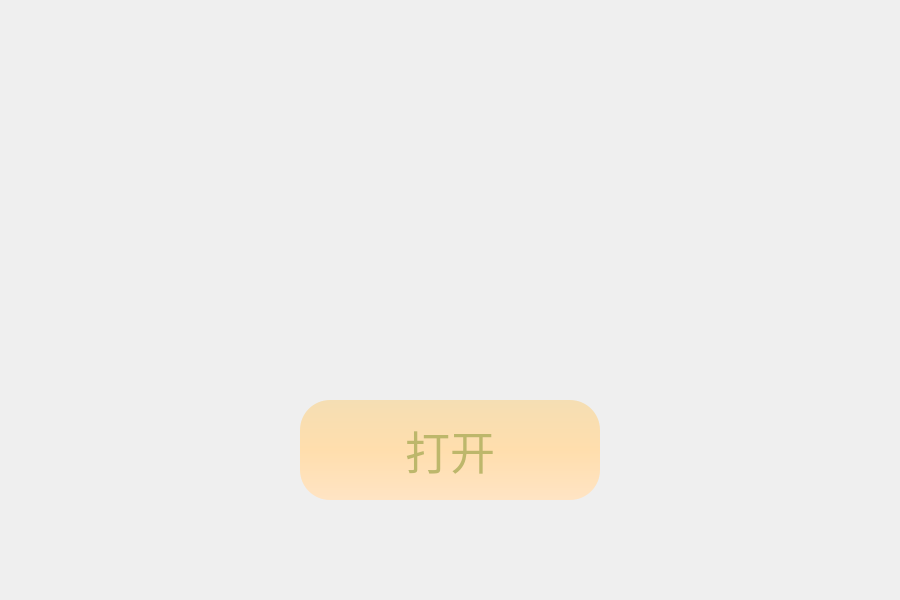
First picture: the form in interface-file/qui_login_widget.ui, repository gdboy000/QPlugs, before the edit.
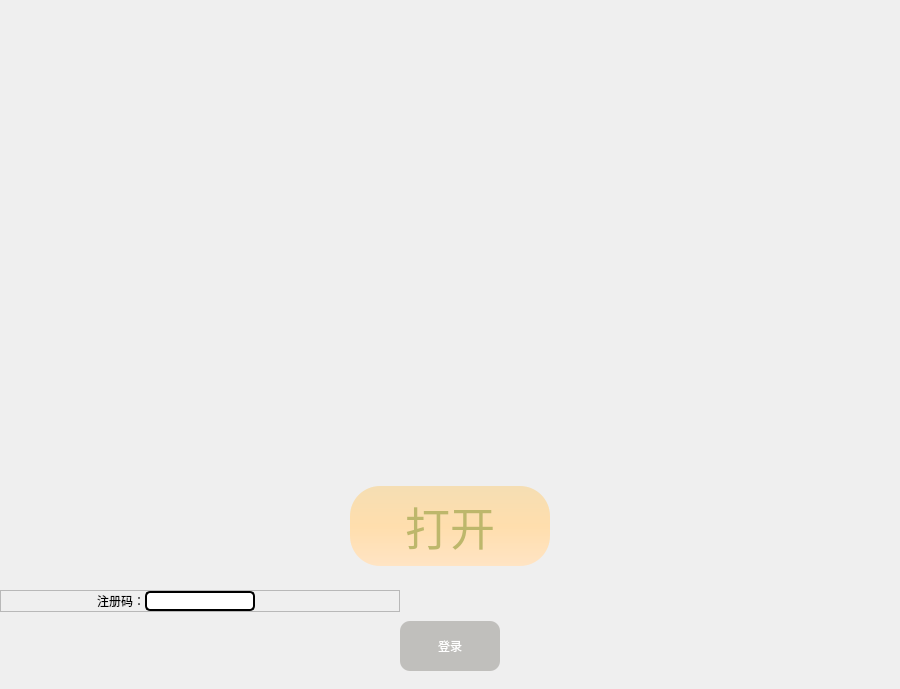
Second picture: the form after the edit. Icons and pictures are not drawn. Custom widgets are drawn as their Qt base class.

The edit to the form file:
```diff
--- a/interface-file/qui_login_widget.ui
+++ b/interface-file/qui_login_widget.ui
@@ -7,67 +7,42 @@
     <x>0</x>
     <y>0</y>
     <width>900</width>
-    <height>600</height>
+    <height>674</height>
    </rect>
   </property>
   <property name="windowTitle">
    <string>Form</string>
   </property>
-  <widget class="QPushButton" name="centerBtn">
-   <property name="geometry">
-    <rect>
-     <x>300</x>
-     <y>400</y>
-     <width>300</width>
+  <layout class="QVBoxLayout" name="verticalLayout" stretch="0,1,10">
+   <property name="spacing">
+    <number>0</number>
+   </property>
+   <property name="leftMargin">
+    <number>0</number>
+   </property>
+   <property name="topMargin">
+    <number>0</number>
+   </property>
+   <property name="rightMargin">
+    <number>0</number>
+   </property>
+   <property name="bottomMargin">
+    <number>0</number>
+   </property>
+   <item>
+    <widget class="QWidget" name="widget1" native="true">
+     <property name="sizePolicy">
+      <sizepolicy hsizetype="Expanding" vsizetype="Fixed">
+       <horstretch>0</horstretch>
+       <verstretch>0</verstretch>
+      </sizepolicy>
+     </property>
+     <property name="minimumSize">
+      <size>
+       <width>0</width>
      <height>100</height>
-    </rect>
-   </property>
-   <property name="styleSheet">
-    <string notr="true">background-color:qlineargradient(spread:pad, x1:0, y1:0, x2:0, y2:1, stop:0 #F5DEB3 ,stop:0.5 #FFDEAD ,stop:1 #FFE4C4 );
-min-width:300px;
-min-height:100px;
-border-color:black;
-border-radius:30px;
-font-size:45px;
-color:#BDB76B;</string>
-   </property>
-   <property name="text">
-    <string>打开</string>
-   </property>
-  </widget>
-  <widget class="QPushButton" name="closeBtn">
-   <property name="geometry">
-    <rect>
-     <x>850</x>
-     <y>0</y>
-     <width>50</width>
-     <height>50</height>
-    </rect>
-   </property>
-   <property name="maximumSize">
-    <size>
-     <width>50</width>
-     <height>50</height>
-    </size>
-   </property>
-   <property name="styleSheet">
-    <string notr="true">:hover{background:red  ;border:1px solid #FFFFFF;}
-:!hover{border-style:none}</string>
-   </property>
-   <property name="text">
-    <string/>
-   </property>
-   <property name="icon">
-    <iconset resource="../resource.qrc">
-     <normaloff>:/icons/resources/close.svg</normaloff>:/icons/resources/close.svg</iconset>
-   </property>
-   <property name="iconSize">
-    <size>
-     <width>25</width>
-     <height>25</height>
-    </size>
-   </property>
-  </widget>
+      </size>
+     </property>
   <widget class="QPushButton" name="settingBtn">
    <property name="geometry">
     <rect>
@@ -132,62 +107,409 @@
     </size>
    </property>
   </widget>
+     <widget class="QPushButton" name="closeBtn">
+      <property name="geometry">
+       <rect>
+        <x>850</x>
+        <y>0</y>
+        <width>50</width>
+        <height>50</height>
+       </rect>
+      </property>
+      <property name="maximumSize">
+       <size>
+        <width>50</width>
+        <height>50</height>
+       </size>
+      </property>
+      <property name="styleSheet">
+       <string notr="true">:hover{background:red  ;border:1px solid #FFFFFF;}
+:!hover{border-style:none}</string>
+      </property>
+      <property name="text">
+       <string/>
+      </property>
+      <property name="icon">
+       <iconset resource="../resource.qrc">
+        <normaloff>:/icons/resources/close.svg</normaloff>:/icons/resources/close.svg</iconset>
+      </property>
+      <property name="iconSize">
+       <size>
+        <width>25</width>
+        <height>25</height>
+       </size>
+      </property>
+     </widget>
+    </widget>
+   </item>
+   <item>
+    <widget class="QWidget" name="widget2" native="true">
+     <property name="enabled">
+      <bool>true</bool>
+     </property>
+     <layout class="QVBoxLayout" name="verticalLayout_2" stretch="1,6,1,1,1,1,1,1">
+      <property name="spacing">
+       <number>0</number>
+      </property>
+      <property name="sizeConstraint">
+       <enum>QLayout::SizeConstraint::SetDefaultConstraint</enum>
+      </property>
+      <property name="leftMargin">
+       <number>0</number>
+      </property>
+      <property name="topMargin">
+       <number>0</number>
+      </property>
+      <property name="rightMargin">
+       <number>0</number>
+      </property>
+      <property name="bottomMargin">
+       <number>0</number>
+      </property>
+      <item>
+       <spacer name="verticalSpacer_8">
+        <property name="orientation">
+         <enum>Qt::Orientation::Vertical</enum>
+        </property>
+        <property name="sizeType">
+         <enum>QSizePolicy::Policy::Fixed</enum>
+        </property>
+        <property name="sizeHint" stdset="0">
+         <size>
+          <width>20</width>
+          <height>80</height>
+         </size>
+        </property>
+       </spacer>
+      </item>
+      <item>
   <widget class="CCurveLabel" name="label">
-   <property name="geometry">
-    <rect>
-     <x>350</x>
-     <y>130</y>
-     <width>200</width>
-     <height>200</height>
-    </rect>
-   </property>
    <property name="sizePolicy">
-    <sizepolicy hsizetype="Preferred" vsizetype="Preferred">
+         <sizepolicy hsizetype="Fixed" vsizetype="Fixed">
      <horstretch>0</horstretch>
      <verstretch>0</verstretch>
     </sizepolicy>
    </property>
    <property name="minimumSize">
     <size>
-     <width>0</width>
-     <height>0</height>
+          <width>256</width>
+          <height>256</height>
     </size>
    </property>
    <property name="cursor">
     <cursorShape>ArrowCursor</cursorShape>
    </property>
+        <property name="styleSheet">
+         <string notr="true"/>
+        </property>
    <property name="text">
     <string/>
    </property>
   </widget>
+      </item>
+      <item>
+       <spacer name="verticalSpacer_7">
+        <property name="orientation">
+         <enum>Qt::Orientation::Vertical</enum>
+        </property>
+        <property name="sizeType">
+         <enum>QSizePolicy::Policy::Fixed</enum>
+        </property>
+        <property name="sizeHint" stdset="0">
+         <size>
+          <width>20</width>
+          <height>40</height>
+         </size>
+        </property>
+       </spacer>
+      </item>
+      <item>
+       <widget class="QWidget" name="widget_2" native="true">
+        <property name="sizePolicy">
+         <sizepolicy hsizetype="Preferred" vsizetype="Fixed">
+          <horstretch>0</horstretch>
+          <verstretch>0</verstretch>
+         </sizepolicy>
+        </property>
+        <property name="minimumSize">
+         <size>
+          <width>0</width>
+          <height>100</height>
+         </size>
+        </property>
+        <layout class="QHBoxLayout" name="horizontalLayout_3">
+         <item>
+          <widget class="QPushButton" name="centerBtn">
+           <property name="sizePolicy">
+            <sizepolicy hsizetype="Fixed" vsizetype="Fixed">
+             <horstretch>0</horstretch>
+             <verstretch>0</verstretch>
+            </sizepolicy>
+           </property>
+           <property name="minimumSize">
+            <size>
+             <width>200</width>
+             <height>80</height>
+            </size>
+           </property>
+           <property name="layoutDirection">
+            <enum>Qt::LayoutDirection::LeftToRight</enum>
+           </property>
+           <property name="styleSheet">
+            <string notr="true">background-color:qlineargradient(spread:pad, x1:0, y1:0, x2:0, y2:1, stop:0 #F5DEB3 ,stop:0.5 #FFDEAD ,stop:1 #FFE4C4 );
+border-color:black;
+border-radius:30px;
+font-size:45px;
+color:#BDB76B;</string>
+           </property>
+           <property name="text">
+            <string>打开</string>
+           </property>
+          </widget>
+         </item>
+        </layout>
+       </widget>
+      </item>
+      <item>
+       <spacer name="verticalSpacer">
+        <property name="orientation">
+         <enum>Qt::Orientation::Vertical</enum>
+        </property>
+        <property name="sizeHint" stdset="0">
+         <size>
+          <width>20</width>
+          <height>22</height>
+         </size>
+        </property>
+       </spacer>
+      </item>
+      <item>
+       <spacer name="verticalSpacer_2">
+        <property name="orientation">
+         <enum>Qt::Orientation::Vertical</enum>
+        </property>
+        <property name="sizeHint" stdset="0">
+         <size>
+          <width>20</width>
+          <height>22</height>
+         </size>
+        </property>
+       </spacer>
+      </item>
+      <item>
   <widget class="QLabel" name="messageLabel">
-   <property name="geometry">
-    <rect>
-     <x>340</x>
-     <y>540</y>
+        <property name="sizePolicy">
+         <sizepolicy hsizetype="Fixed" vsizetype="Preferred">
+          <horstretch>0</horstretch>
+          <verstretch>0</verstretch>
+         </sizepolicy>
+        </property>
+        <property name="minimumSize">
+         <size>
      <width>200</width>
-     <height>31</height>
-    </rect>
-   </property>
+          <height>0</height>
+         </size>
+        </property>
+        <property name="text">
+         <string/>
+        </property>
+        <property name="alignment">
+         <set>Qt::AlignmentFlag::AlignCenter</set>
+        </property>
+       </widget>
+      </item>
+      <item>
+       <spacer name="verticalSpacer_3">
+        <property name="orientation">
+         <enum>Qt::Orientation::Vertical</enum>
+        </property>
+        <property name="sizeHint" stdset="0">
+         <size>
+          <width>20</width>
+          <height>22</height>
+         </size>
+        </property>
+       </spacer>
+      </item>
+     </layout>
+    </widget>
+   </item>
+   <item>
+    <widget class="QWidget" name="widget3" native="true">
+     <layout class="QVBoxLayout" name="verticalLayout_3" stretch="2,1,1,0,2">
+      <property name="spacing">
+       <number>0</number>
+      </property>
+      <property name="leftMargin">
+       <number>0</number>
+      </property>
+      <property name="topMargin">
+       <number>0</number>
+      </property>
+      <property name="rightMargin">
+       <number>0</number>
+      </property>
+      <item>
+       <spacer name="verticalSpacer_6">
+        <property name="orientation">
+         <enum>Qt::Orientation::Vertical</enum>
+        </property>
+        <property name="sizeHint" stdset="0">
+         <size>
+          <width>20</width>
+          <height>40</height>
+         </size>
+        </property>
+       </spacer>
+      </item>
+      <item>
+       <widget class="QFrame" name="frame">
    <property name="sizePolicy">
-    <sizepolicy hsizetype="Expanding" vsizetype="Preferred">
+         <sizepolicy hsizetype="Fixed" vsizetype="Preferred">
      <horstretch>0</horstretch>
      <verstretch>0</verstretch>
     </sizepolicy>
    </property>
    <property name="minimumSize">
     <size>
-     <width>200</width>
+          <width>400</width>
      <height>0</height>
     </size>
    </property>
+        <property name="frameShape">
+         <enum>QFrame::Shape::StyledPanel</enum>
+        </property>
+        <property name="frameShadow">
+         <enum>QFrame::Shadow::Raised</enum>
+        </property>
+        <layout class="QHBoxLayout" name="horizontalLayout" stretch="1,5,1">
+         <property name="spacing">
+          <number>0</number>
+         </property>
+         <property name="leftMargin">
+          <number>0</number>
+         </property>
+         <property name="topMargin">
+          <number>0</number>
+         </property>
+         <property name="rightMargin">
+          <number>0</number>
+         </property>
+         <property name="bottomMargin">
+          <number>0</number>
+         </property>
+         <item>
+          <widget class="QLabel" name="label1">
    <property name="text">
+            <string>注册码：</string>
+           </property>
+           <property name="alignment">
+            <set>Qt::AlignmentFlag::AlignRight|Qt::AlignmentFlag::AlignTrailing|Qt::AlignmentFlag::AlignVCenter</set>
+           </property>
+          </widget>
+         </item>
+         <item>
+          <widget class="QLineEdit" name="lineEdit">
+           <property name="sizePolicy">
+            <sizepolicy hsizetype="Fixed" vsizetype="Fixed">
+             <horstretch>0</horstretch>
+             <verstretch>0</verstretch>
+            </sizepolicy>
+           </property>
+           <property name="styleSheet">
+            <string notr="true">border:2px solid #000000;
+border-radius: 5px;
+</string>
+           </property>
+          </widget>
+         </item>
+         <item>
+          <widget class="QLabel" name="label2">
+           <property name="text">
     <string/>
    </property>
    <property name="alignment">
     <set>Qt::AlignmentFlag::AlignCenter</set>
    </property>
   </widget>
+         </item>
+        </layout>
+       </widget>
+      </item>
+      <item>
+       <spacer name="verticalSpacer_4">
+        <property name="orientation">
+         <enum>Qt::Orientation::Vertical</enum>
+        </property>
+        <property name="sizeHint" stdset="0">
+         <size>
+          <width>20</width>
+          <height>12</height>
+         </size>
+        </property>
+       </spacer>
+      </item>
+      <item>
+       <widget class="QWidget" name="widget" native="true">
+        <property name="sizePolicy">
+         <sizepolicy hsizetype="Preferred" vsizetype="Preferred">
+          <horstretch>0</horstretch>
+          <verstretch>0</verstretch>
+         </sizepolicy>
+        </property>
+        <layout class="QHBoxLayout" name="horizontalLayout_2">
+         <item>
+          <widget class="QPushButton" name="codeLoginBtn">
+           <property name="sizePolicy">
+            <sizepolicy hsizetype="Fixed" vsizetype="Preferred">
+             <horstretch>0</horstretch>
+             <verstretch>0</verstretch>
+            </sizepolicy>
+           </property>
+           <property name="minimumSize">
+            <size>
+             <width>100</width>
+             <height>50</height>
+            </size>
+           </property>
+           <property name="styleSheet">
+            <string notr="true">:!hover{background-color:rgb(192, 191, 188);
+border-color:black;
+border-radius:10px;
+color:#FFFFFF;}
+:hover{background-color:rgb(192, 191, 188);
+border-color:black;
+border-radius:10px;
+color:#000000;}</string>
+           </property>
+           <property name="text">
+            <string>登录</string>
+           </property>
+          </widget>
+         </item>
+        </layout>
+       </widget>
+      </item>
+      <item>
+       <spacer name="verticalSpacer_5">
+        <property name="orientation">
+         <enum>Qt::Orientation::Vertical</enum>
+        </property>
+        <property name="sizeHint" stdset="0">
+         <size>
+          <width>20</width>
+          <height>26</height>
+         </size>
+        </property>
+       </spacer>
+      </item>
+     </layout>
+    </widget>
+   </item>
+  </layout>
+  <zorder>widget1</zorder>
+  <zorder>widget3</zorder>
+  <zorder>widget2</zorder>
  </widget>
  <customwidgets>
   <customwidget>
```
Left out of the diff: 8 changed lines with no effect on the pictures. Lines whose indentation alone changed are shown as unchanged.
